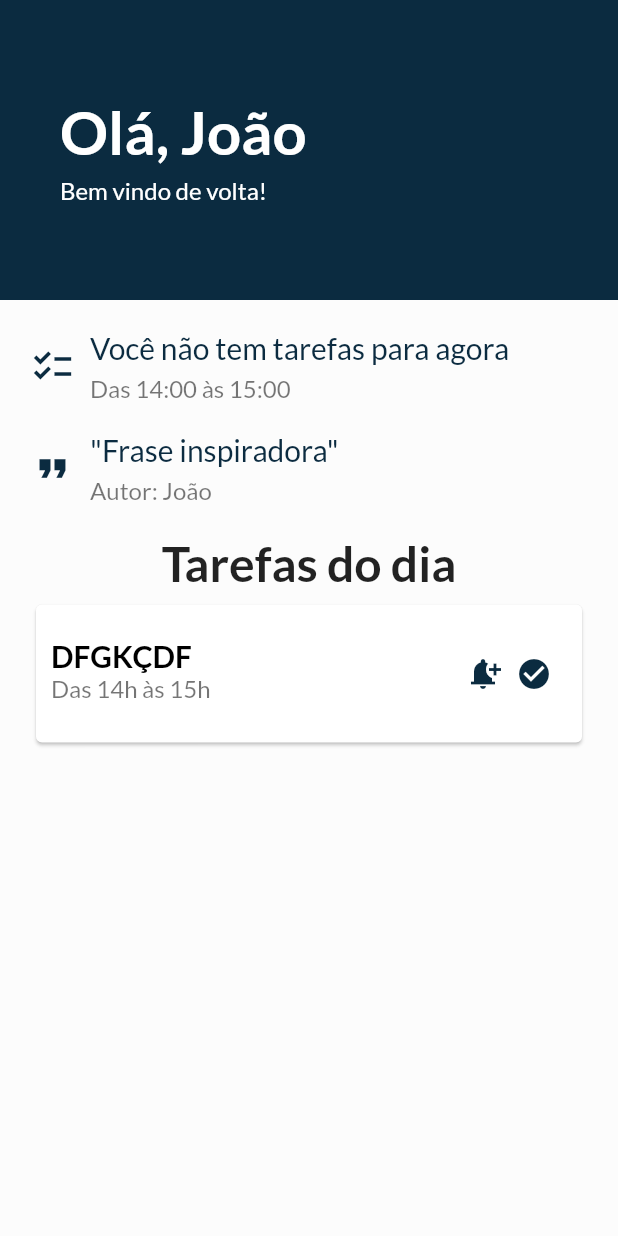
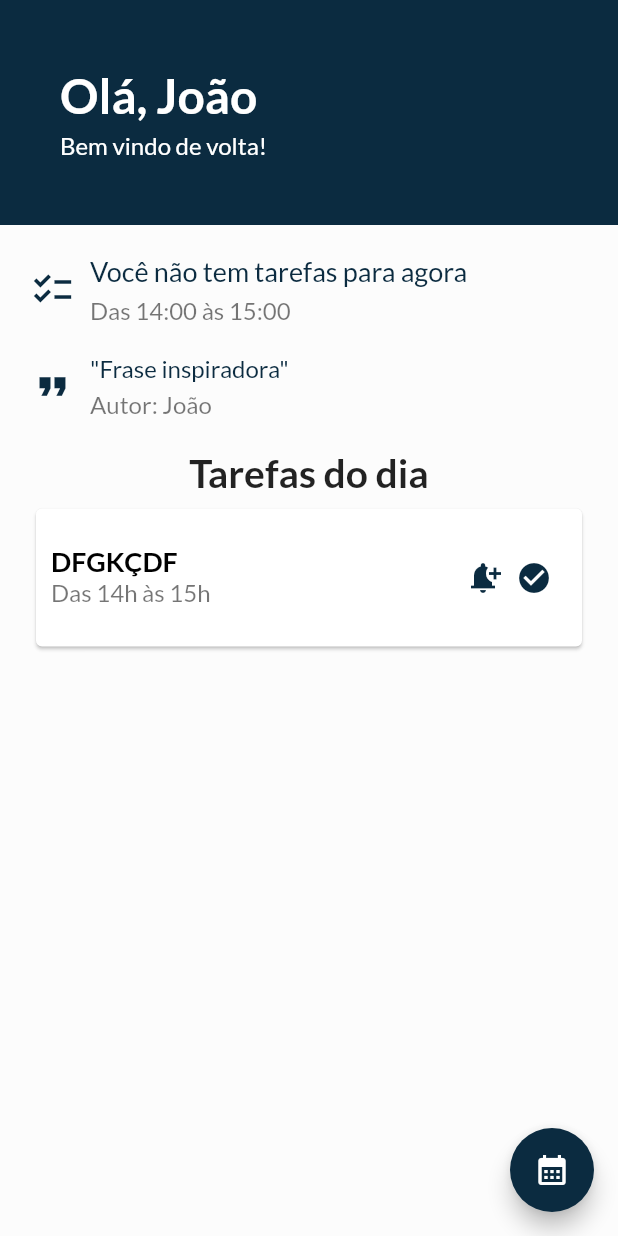
Before and after one commit to guicrisostomo/hour, a Flutter app: the Home screen opened by its route, on a phone screen of 412 x 824 dp. Run offline on Flutter 3.47's test engine with Material 2 defaults, Android fonts, the phone set to English and light mode, and no system bars; our stand-ins replace firebase_core, flutter_dotenv, flutter_svg, google_fonts; accounts and stored records are empty.

Commit message:
style: correct size of texts

```diff
--- a/lib/view/pages/home.dart
+++ b/lib/view/pages/home.dart
@@ -1,6 +1,7 @@
 import 'package:flutter/material.dart';
 import 'package:google_fonts/google_fonts.dart';
 import 'package:hour/globals.dart' as globals;
+import 'package:hour/view/widgets/floatingButton.dart';
 import 'package:hour/view/widgets/list.dart';
 
 class Home extends StatefulWidget {
@@ -18,7 +19,7 @@ class _HomeState extends State<Home> {
         child: Column(
           children: [
             Container(
-              height: 200,
+              height: 150,
               width: double.infinity,
               color: globals.primary,
 
@@ -33,7 +34,7 @@ class _HomeState extends State<Home> {
                       'Olá, João',
                       style: GoogleFonts.lato(
                         color: Colors.white,
-                        fontSize: 40,
+                        fontSize: 32,
                         fontWeight: FontWeight.w600,
                       ),
                     ),
@@ -75,7 +76,7 @@ class _HomeState extends State<Home> {
                               'Você não tem tarefas para agora',
                               style: GoogleFonts.lato(
                                 color: globals.primary,
-                                fontSize: 20,
+                                fontSize: 18,
                               ),
                             ),
 
@@ -114,7 +115,7 @@ class _HomeState extends State<Home> {
                               '\"Frase inspiradora\"',
                               style: GoogleFonts.lato(
                                 color: globals.primary,
-                                fontSize: 20,
+                                fontSize: 16,
                               ),
                             ),
 
@@ -138,7 +139,7 @@ class _HomeState extends State<Home> {
                   Text(
                     'Tarefas do dia',
                     style: GoogleFonts.lato(
-                      fontSize: 32,
+                      fontSize: 26,
                       fontWeight: FontWeight.w600,
                     ),
                   ),
@@ -151,7 +152,9 @@ class _HomeState extends State<Home> {
             ),
           ],
         ),
-      )
+      ),
+
+      floatingActionButton: floatingButton(context),
     );
   }
 }
--- a/lib/view/widgets/list.dart
+++ b/lib/view/widgets/list.dart
@@ -20,7 +20,7 @@ class ListActivities extends StatelessWidget {
             title: Text(
               'DFGKÇDF',
               style: GoogleFonts.lato(
-                fontSize: 20,
+                fontSize: 18,
                 color: Colors.black,
                 fontWeight: FontWeight.w600,
               ),
```
